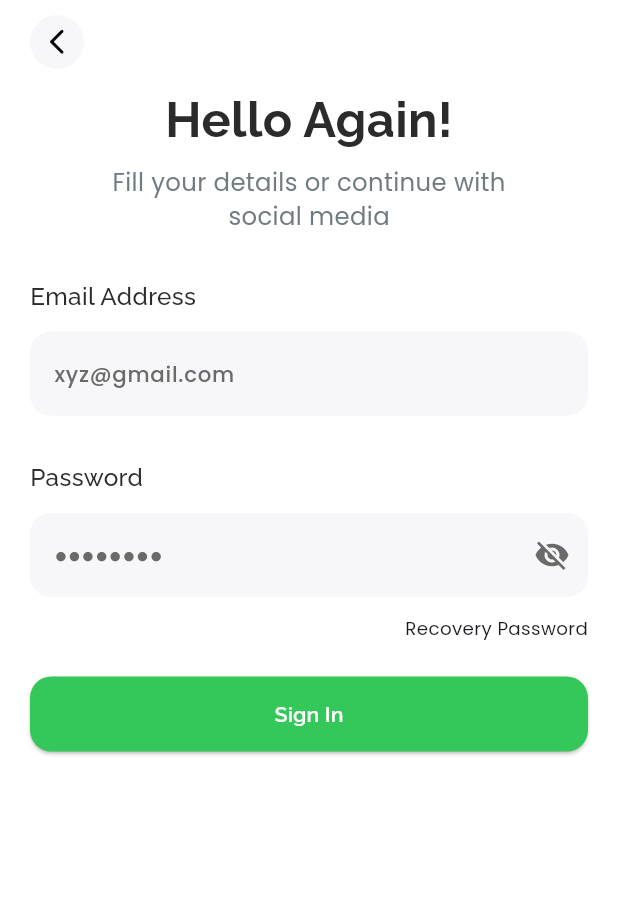
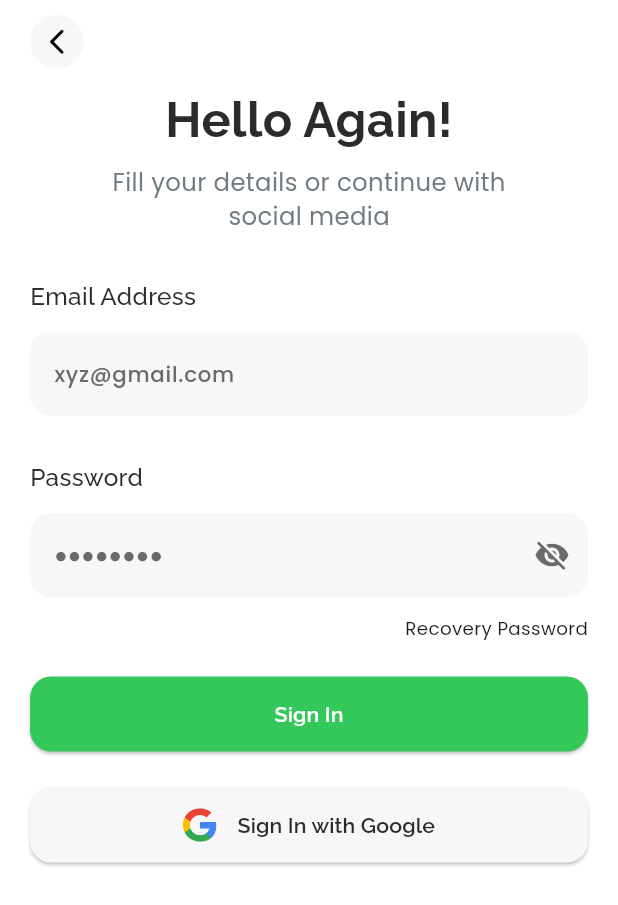
Before and after one commit to NadyAlwazah/flutter-task09-team-clean-architecture-app-beg, a Flutter app: the screen it shows after launch, on a phone screen of 412 x 824 dp. Shown: the top 905 px of the screen. Run offline on Flutter 3.47's test engine with Material 3 defaults, Android fonts, the phone set to English and light mode, and no system bars; our stand-ins replace flutter_screenutil, flutter_svg, go_router, google_fonts.

Commit message:
feat(ui): add CustomButtonWithGoogle and integrate into SigninViewBody

```diff
--- a/lib/core/utils/assets.dart
+++ b/lib/core/utils/assets.dart
@@ -11,6 +11,7 @@ class AssetsData {
   static const iconFavoriteSvg = "${_icons}favorite.svg";
   static const iconFavoriteRedSvg = "${_icons}favorite_red.svg";
   static const markSvg = "${_icons}mark.svg";
+  static const googleSvg = "${_icons}google.svg";
 
   // Images
   static const newSvg = "${_images}new.svg";
--- /dev/null
+++ b/lib/features/auth/presentation/views/widgets/custom_button_with_google.dart
@@ -0,0 +1,56 @@
+import 'package:flutter/material.dart';
+import 'package:flutter_screenutil/flutter_screenutil.dart';
+import 'package:flutter_svg/svg.dart';
+import 'package:flutter_task09_team_clean_architecture_app_beg/core/utils/app_colors.dart';
+import 'package:flutter_task09_team_clean_architecture_app_beg/core/utils/assets.dart';
+import 'package:flutter_task09_team_clean_architecture_app_beg/core/utils/styles.dart';
+import 'package:flutter_task09_team_clean_architecture_app_beg/core/widgets/app_loader.dart';
+
+class CustomButtonWithGoogle extends StatelessWidget {
+  final String? text;
+  final VoidCallback? onPressed;
+  final bool isLoading;
+
+  const CustomButtonWithGoogle({
+    super.key,
+    this.text,
+    this.onPressed,
+    this.isLoading = false,
+  });
+
+  @override
+  Widget build(BuildContext context) {
+    return ElevatedButton(
+      onPressed: onPressed,
+      style: ElevatedButton.styleFrom(
+        backgroundColor: AppColors.backgroundColor,
+        minimumSize: const Size(double.infinity, 50),
+        shape: RoundedRectangleBorder(
+          borderRadius: BorderRadius.circular(14.r),
+        ),
+      ),
+      child: isLoading
+          ? const Center(
+              child: SizedBox(width: 20, height: 20, child: AppLoader()),
+            )
+          : Row(
+              children: [
+                const Spacer(),
+                SvgPicture.asset(
+                  AssetsData.googleSvg,
+                  width: 22.r,
+                  height: 22.r,
+                ),
+                const SizedBox(width: 14),
+                Text(
+                  text!,
+                  style: Styles.textStyle14W600Raleway.copyWith(
+                    color: AppColors.appBarTitleColor,
+                  ),
+                ),
+                const Spacer(),
+              ],
+            ),
+    );
+  }
+}
--- a/lib/features/auth/presentation/views/widgets/signin_view_body.dart
+++ b/lib/features/auth/presentation/views/widgets/signin_view_body.dart
@@ -1,6 +1,7 @@
 import 'package:flutter/material.dart';
 import 'package:flutter_task09_team_clean_architecture_app_beg/core/widgets/custom_button.dart';
 import 'package:flutter_task09_team_clean_architecture_app_beg/features/auth/presentation/views/widgets/auth_header.dart';
+import 'package:flutter_task09_team_clean_architecture_app_beg/features/auth/presentation/views/widgets/custom_button_with_google.dart';
 import 'package:flutter_task09_team_clean_architecture_app_beg/features/auth/presentation/views/widgets/recovery_password_text.dart';
 import 'package:flutter_task09_team_clean_architecture_app_beg/features/auth/presentation/views/widgets/signin_form_fields.dart';
 
@@ -54,6 +55,12 @@ class _SigninViewBodyState extends State<SigninViewBody> {
                   if (_formKey.currentState!.validate()) {}
                 },
               ),
+
+              const SizedBox(height: 24),
+              CustomButtonWithGoogle(
+                text: "Sign In with Google",
+                onPressed: () {},
+              ),
             ],
           ),
         ),
```
Also changed, not shown: assets/icons/google.svg (added).
